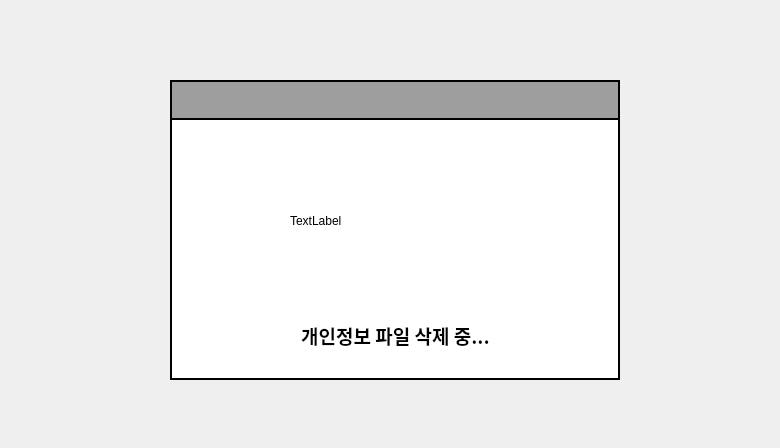
dign1120/graduationProject, file UI/preGuestGui.ui: the form before one commit.
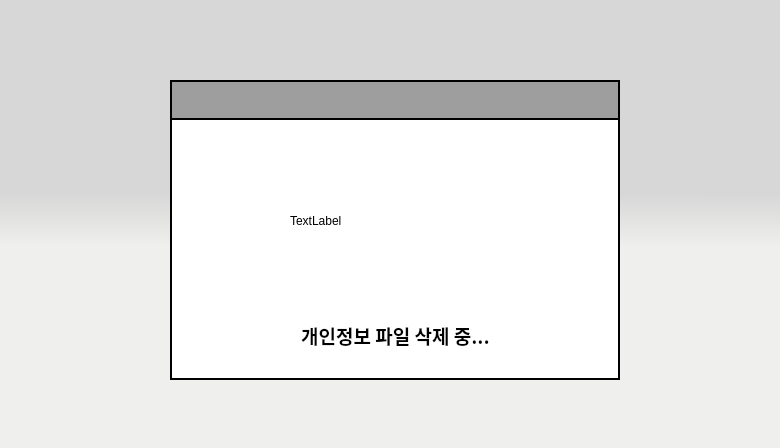
The form after the commit.

Patch:
```diff
--- a/UI/preGuestGui.ui
+++ b/UI/preGuestGui.ui
@@ -13,6 +13,9 @@
   <property name="windowTitle">
    <string>Dialog</string>
   </property>
+  <property name="styleSheet">
+   <string notr="true">background-color:qlineargradient(spread:pad, x1:0.5, y1:0.432, x2:0.499682, y2:0.551, stop:0 rgba(215, 215, 215, 255), stop:1 rgba(239, 239, 237, 255))</string>
+  </property>
   <widget class="QFrame" name="frame">
    <property name="geometry">
     <rect>
```
